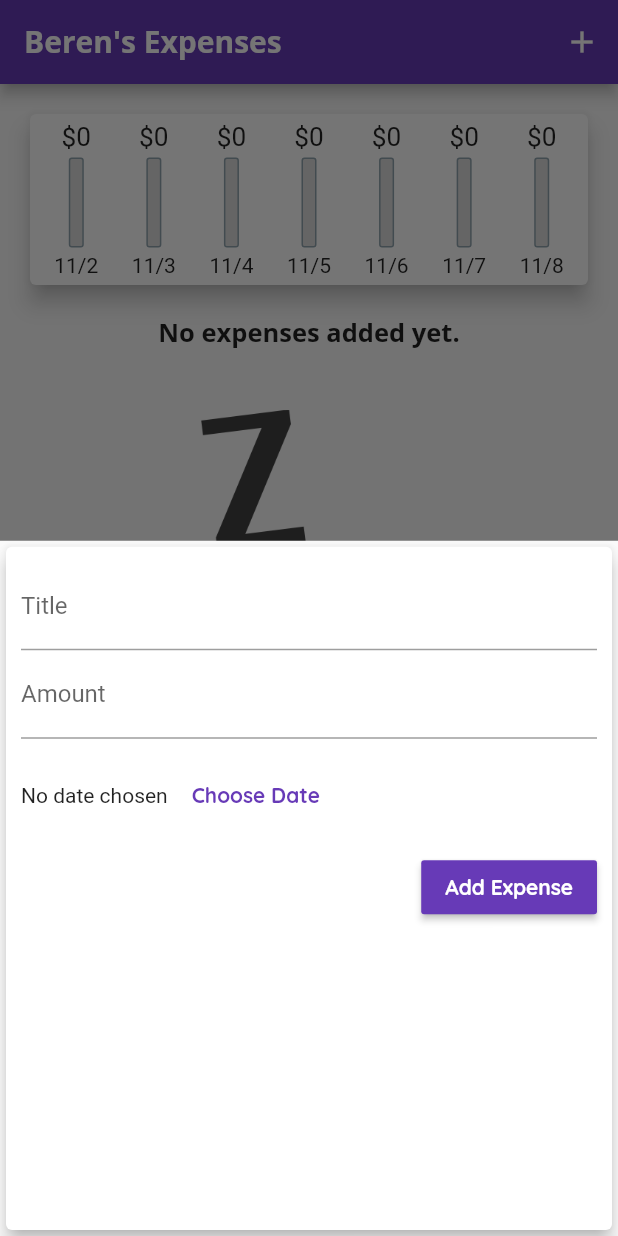
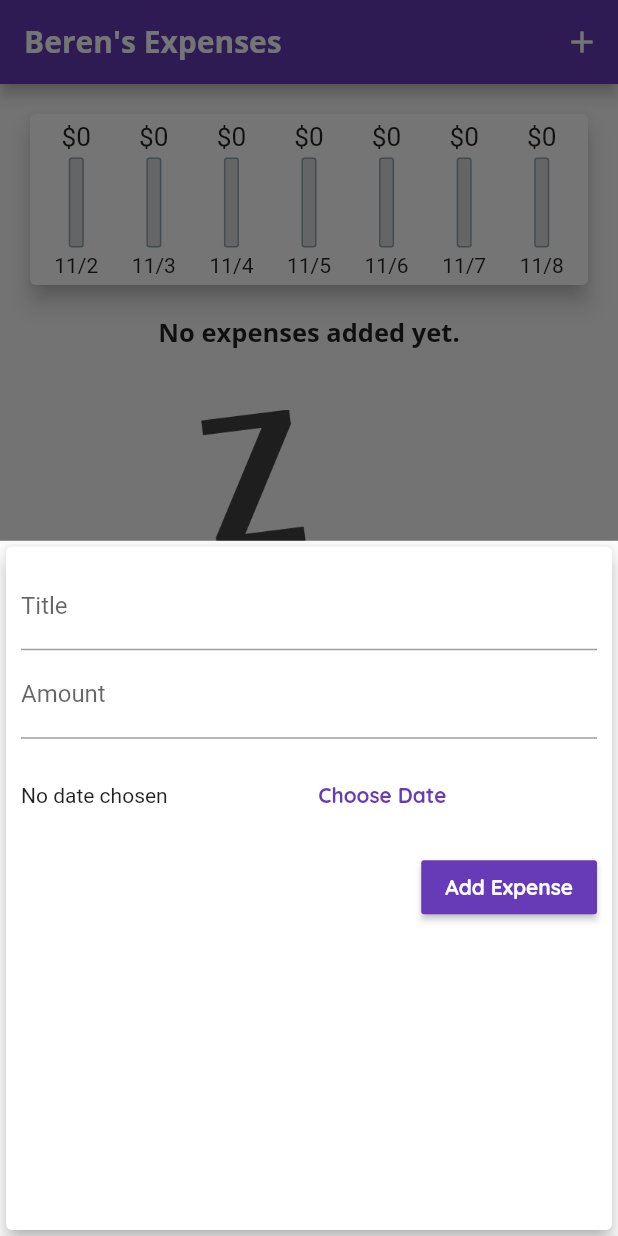
Before and after one commit to berenerchamion/expenses, a Flutter app: the screen it shows after launch, after a tap on the "add" icon, on a phone screen of 412 x 824 dp. Run offline on Flutter 3.47's test engine with Material 2 defaults, Android fonts, the phone set to English and light mode, and no system bars.

Commit message:
wrapping up module 4

```diff
--- a/lib/main.dart
+++ b/lib/main.dart
@@ -57,7 +57,9 @@ class _MyHomePageState extends State<MyHomePage> {
 
   List<Expense> get _weeklyExpenses {
     return _usersExpenses.where((exp) {
-      return exp.date.isAfter(DateTime.now().subtract(Duration(days: 7),));
+      return exp.date.isAfter(DateTime.now().subtract(
+        Duration(days: 7),
+      ));
     }).toList();
   }
 
@@ -71,6 +73,15 @@ class _MyHomePageState extends State<MyHomePage> {
 
     setState(() {
       _usersExpenses.add(newExpense);
+    });
+  }
+
+  void _deleteExpense(String id) {
+    setState(() {
+      //_usersExpenses.removeWhere((exp) => exp.id == id);
+      _usersExpenses.removeWhere((exp) {
+        return exp.id == id;
+      });
     });
   }
 
@@ -104,7 +115,7 @@ class _MyHomePageState extends State<MyHomePage> {
           crossAxisAlignment: CrossAxisAlignment.start,
           children: <Widget>[
             Chart(_weeklyExpenses),
-            ExpenseList(_usersExpenses),
+            ExpenseList(_usersExpenses, _deleteExpense)
           ],
         ),
       ),
--- a/lib/widgets/chart_bar.dart
+++ b/lib/widgets/chart_bar.dart
@@ -26,6 +26,7 @@ class ChartBar extends StatelessWidget {
           child: Stack(
             children: <Widget>[
               Container(
+                alignment: Alignment.topCenter,
                 decoration: BoxDecoration(
                   border: Border.all(
                     color: Theme.of(context).accentColor,
@@ -37,7 +38,9 @@ class ChartBar extends StatelessWidget {
               ), //Container
               FractionallySizedBox(
                 heightFactor: expPercentOfTotal,
+                alignment: Alignment.bottomCenter,
                 child: Container(
+                  alignment: Alignment.bottomCenter,
                   decoration: BoxDecoration(
                     color: Theme.of(context).primaryColor,
                     borderRadius: BorderRadius.all(Radius.circular(2)),
--- a/lib/widgets/expense_list.dart
+++ b/lib/widgets/expense_list.dart
@@ -5,8 +5,9 @@ import '../models/expense.dart';
 
 class ExpenseList extends StatelessWidget {
   final List<Expense> expenses;
+  final Function deleteExp;
 
-  ExpenseList(this.expenses);
+  ExpenseList(this.expenses, this.deleteExp);
 
   @override
   Widget build(BuildContext context) {
@@ -63,6 +64,13 @@ class ExpenseList extends StatelessWidget {
                         color: Theme.of(context).accentColor,
                       ),
                     ),
+                    trailing: IconButton(
+                      icon: Icon(
+                        Icons.delete,
+                        color: Theme.of(context).errorColor,
+                      ),
+                      onPressed: () => deleteExp(expenses[index].id),
+                    ),
                   ),
                 ); //ListTile
               },
--- a/lib/widgets/new_expense.dart
+++ b/lib/widgets/new_expense.dart
@@ -17,16 +17,24 @@ class _NewExpenseState extends State<NewExpense> {
 
   void _newExp() {
     final title = _titleController.text;
+
+    if (_amountController.text.isEmpty) {
+      return;
+    }
+
     final amount = double.tryParse(_amountController.text);
 
-    if (title.isEmpty || amount <= 0 || amount == null) {
+    if (title.isEmpty ||
+        amount <= 0 ||
+        amount == null ||
+        _selectedDate == null) {
       return;
     }
 
     widget.addExpense(
       _titleController.text,
       double.parse(_amountController.text),
-      DateTime.now(),
+      _selectedDate,
     );
 
     Navigator.of(context).pop();
@@ -44,7 +52,7 @@ class _NewExpenseState extends State<NewExpense> {
       } else {
         return;
       }
-      setState((){
+      setState(() {
         _selectedDate = date;
       });
     });
@@ -84,9 +92,10 @@ class _NewExpenseState extends State<NewExpense> {
                   Text(
                     _selectedDate == null
                         ? 'No date chosen'
-                        : DateFormat.yMd().format(_selectedDate),
+                        : 'Date: ${DateFormat.yMd().format(_selectedDate)}',
                   ),
-                  FlatButton(
+                  Expanded(
+                    child: FlatButton(
                       textColor: Theme.of(context).primaryColor,
                       child: Text(
                         'Choose Date',
@@ -95,6 +104,7 @@ class _NewExpenseState extends State<NewExpense> {
                         ),
                       ), //Text
                       onPressed: _displayDatePicker,
+                    ),
                   ),
                 ],
               ),
```
Lines whose indentation alone changed are shown as unchanged.
